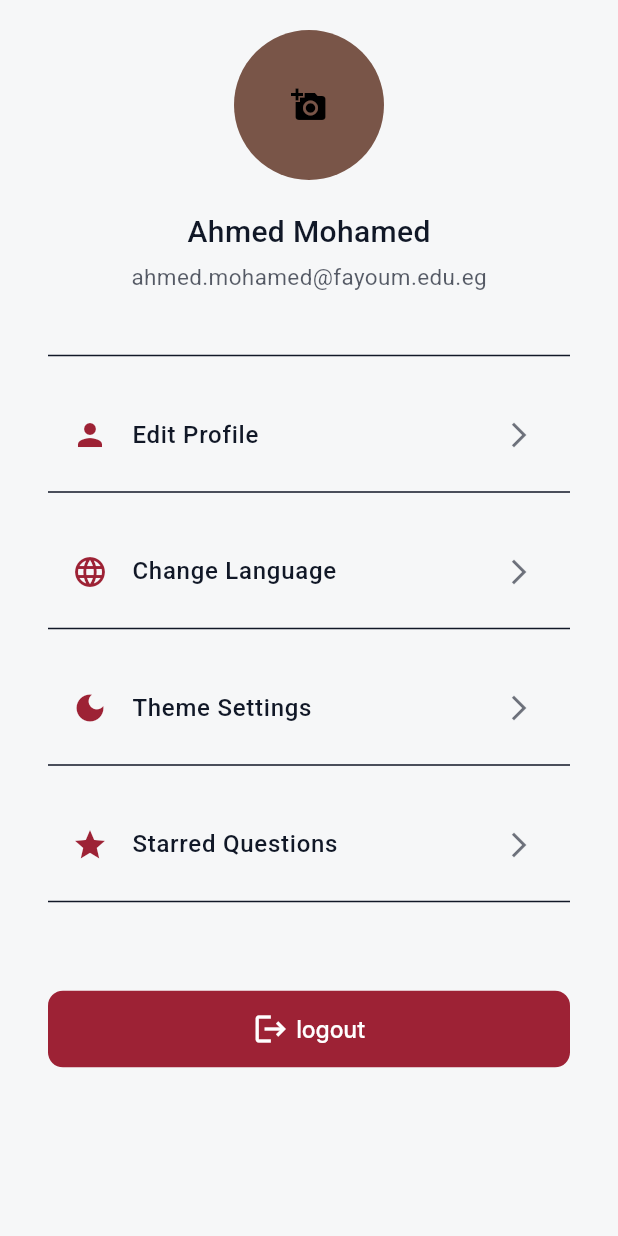
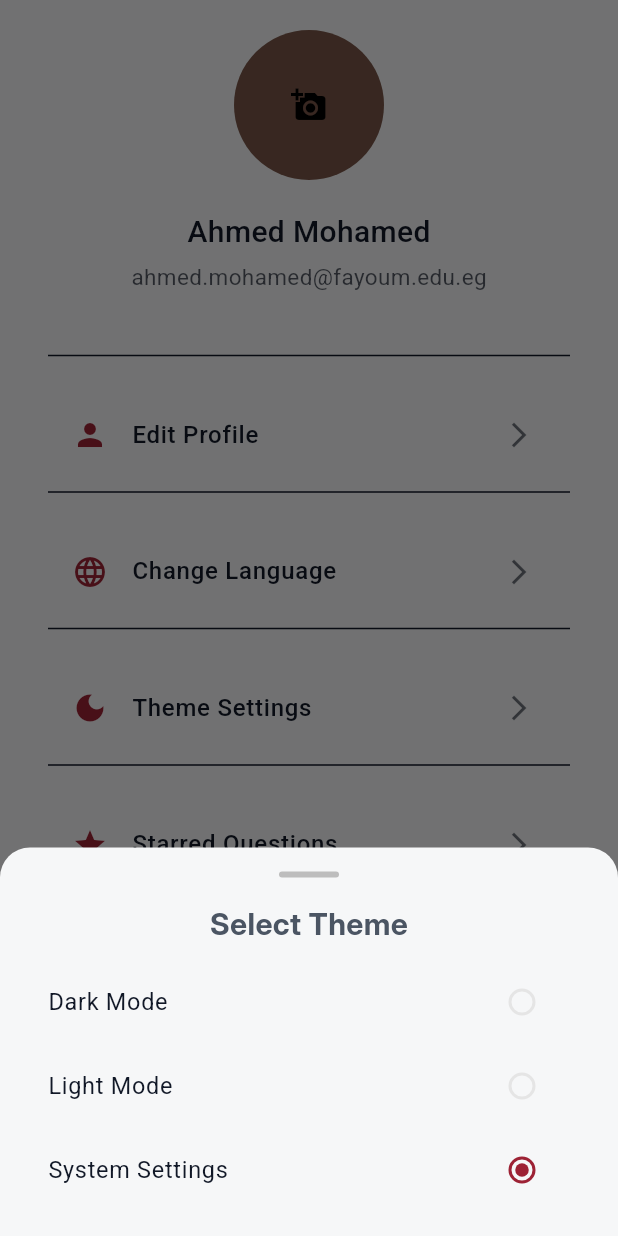
Before and after one commit to Mahmoudelnagar5/ITI---Graduation-Project, a Flutter app: the ProfileView screen opened directly, after a tap on "Theme Settings", on a phone screen of 412 x 824 dp. Run offline on Flutter 3.47's test engine with Material 3 defaults, Android fonts, the phone set to English and light mode, and no system bars; our stand-ins replace flutter_bloc, flutter_screenutil, flutter_svg, gap, persistent_bottom_nav_bar, shared_preferences and 1 more; accounts and stored records are empty.

Commit message:
Enhance theme selection functionality in ProfileBody widget

```diff
--- a/lib/main.dart
+++ b/lib/main.dart
@@ -35,11 +35,10 @@ class MyApp extends StatelessWidget {
                 theme: ThemeManager.getLightTheme(),
                 darkTheme: ThemeManager.getDarkTheme(),
                 themeAnimationCurve: Curves.fastOutSlowIn,
-                themeAnimationDuration: const Duration(milliseconds: 1500),
+                themeAnimationDuration: const Duration(milliseconds: 2000),
                 themeMode: AppCubit.get(context).getTheme(),
                 onGenerateRoute: AppRouter.generateRoute,
                 initialRoute: initalRouteMethod(),
-
                 home: const SplashView(),
               );
             },
--- a/lib/user/student/features/home/presentation/views/widgets/profile_body.dart
+++ b/lib/user/student/features/home/presentation/views/widgets/profile_body.dart
@@ -1,11 +1,121 @@
+import 'package:final_project_iti/user/student/features/home/presentation/manager/app_cubit.dart';
+
 import '../../../../../../../core/routing/route_export.dart';
 import 'custom_text_button.dart';
 import 'image_setion.dart';
 import 'info_section.dart';
 import 'setting_item.dart';
 
-class ProfileBody extends StatelessWidget {
+class ProfileBody extends StatefulWidget {
   const ProfileBody({super.key});
+
+  @override
+  State<ProfileBody> createState() => _ProfileBodyState();
+}
+
+class _ProfileBodyState extends State<ProfileBody> {
+  late String _selectedTheme; // Default selection
+  @override
+  void initState() {
+    _selectedTheme = AppCubit.get(context).getTheme().name.toString();
+    print('soooooooooooooooooooooooo $_selectedTheme');
+    super.initState();
+  }
+
+  void _showThemeSelectorSheet(BuildContext context) {
+    showModalBottomSheet(
+      context: context,
+      shape: const RoundedRectangleBorder(
+        borderRadius: BorderRadius.vertical(top: Radius.circular(20)),
+      ),
+      builder: (context) {
+        return StatefulBuilder(
+          builder: (context, setStateSheet) {
+            return Padding(
+              padding: const EdgeInsets.all(16.0),
+              child: Column(
+                mainAxisSize: MainAxisSize.min,
+                children: [
+                  Container(
+                    width: 40,
+                    height: 4,
+                    decoration: BoxDecoration(
+                      color: Colors.grey[400],
+                      borderRadius: BorderRadius.circular(2),
+                    ),
+                  ),
+                  const SizedBox(height: 16),
+                  const Align(
+                    alignment: Alignment.center,
+                    child: Text(
+                      'Select Theme',
+                      style: TextStyle(
+                        fontSize: 20,
+                        fontFamily: 'Inter',
+                        fontWeight: FontWeight.bold,
+                      ),
+                    ),
+                  ),
+                  const SizedBox(height: 10),
+                  ListTile(
+                    title: const Text('Dark Mode'),
+                    trailing: Radio<String>(
+                      value: 'dark',
+                      groupValue: _selectedTheme,
+                      onChanged: (value) {
+                        setState(() {
+                          _selectedTheme = value!;
+                          AppCubit.get(
+                            context,
+                          ).selectTheme(ThemeModeState.dark);
+                        });
+                        setStateSheet(() {});
+                        Navigator.pop(context);
+                      },
+                    ),
+                  ),
+                  ListTile(
+                    title: const Text('Light Mode'),
+                    trailing: Radio<String>(
+                      value: 'light',
+                      groupValue: _selectedTheme,
+                      onChanged: (value) {
+                        setState(() {
+                          _selectedTheme = value!;
+                          AppCubit.get(
+                            context,
+                          ).selectTheme(ThemeModeState.light);
+                        });
+                        setStateSheet(() {});
+                        Navigator.pop(context);
+                      },
+                    ),
+                  ),
+                  ListTile(
+                    title: const Text('System Settings'),
+                    trailing: Radio<String>(
+                      value: 'system',
+                      groupValue: _selectedTheme,
+                      onChanged: (value) {
+                        setState(() {
+                          _selectedTheme = value!;
+                          AppCubit.get(
+                            context,
+                          ).selectTheme(ThemeModeState.system);
+                        });
+                        setStateSheet(() {});
+                        Navigator.pop(context);
+                      },
+                    ),
+                  ),
+                ],
+              ),
+            );
+          },
+        );
+      },
+    );
+  }
 
   @override
   Widget build(BuildContext context) {
@@ -42,7 +152,7 @@ class ProfileBody extends StatelessWidget {
             SettingItem(
               title: 'Theme Settings',
               icon: Icons.dark_mode,
-              onTap: () {},
+              onTap: () => _showThemeSelectorSheet(context),
             ),
             Divider(
               height: 20,
```
